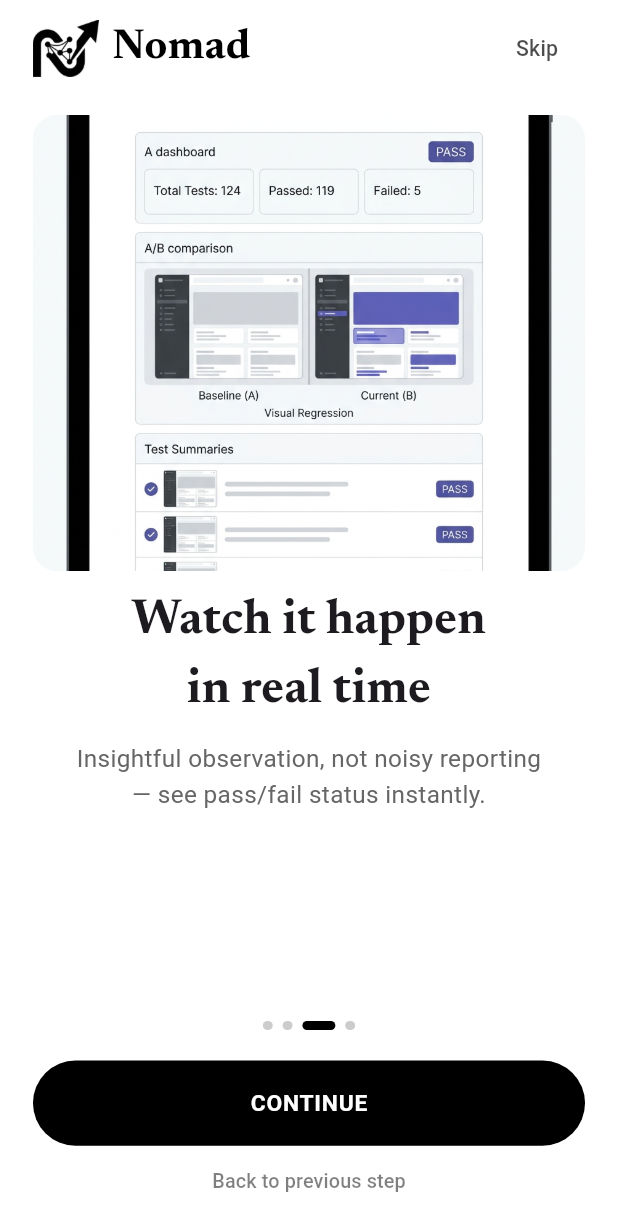
After one commit to Nomad-AI-Agent/test_agent_mobile, a Flutter app: the OnboardingScreen screen opened by its route, swiped to page 3, on a phone screen of 412 x 824 dp. The commit adds this screen. Shown: the top 1231 px of the screen. Run offline on Flutter 3.47's test engine with Material 3 defaults, Android fonts, the phone set to English and light mode, and no system bars; our stand-ins replace flutter_riverpod, flutter_screenutil, go_router, retrofit.

Commit message:
finish onboarding screen

```diff
--- a/analysis_options.yaml
+++ b/analysis_options.yaml
@@ -21,6 +21,9 @@ linter:
   # `// ignore_for_file: name_of_lint` syntax on the line or in the file
   # producing the lint.
   rules:
+    prefer_const_constructors: true
+    prefer_const_declarations: true
+    prefer_const_literals_to_create_immutables: true
     # avoid_print: false  # Uncomment to disable the `avoid_print` rule
     # prefer_single_quotes: true  # Uncomment to enable the `prefer_single_quotes` rule
 
--- a/lib/core/routing/routes.dart
+++ b/lib/core/routing/routes.dart
@@ -1,4 +1,5 @@
 class Routes{
   static const String welcomeScreen = '/welcome';
   static const String onboardingScreen = '/onboarding';
+  static const String loginScreen = '/login';
 }
--- a/lib/core/utils/app_assets.dart
+++ b/lib/core/utils/app_assets.dart
@@ -9,4 +9,20 @@ class Assets {
   /// Assets for assetsImagesLogoWhite
   /// assets/images/logo_white.png
   static const String assetsImagesLogoWhite = "assets/images/logo_white.png";
+
+  /// Assets for assetsImagesOnboarding1
+  /// assets/images/onboarding1.png
+  static const String assetsImagesOnboarding1 = "assets/images/onboarding1.png";
+
+  /// Assets for assetsImagesOnboarding2
+  /// assets/images/onboarding2.png
+  static const String assetsImagesOnboarding2 = "assets/images/onboarding2.png";
+
+  /// Assets for assetsImagesOnboarding3
+  /// assets/images/onboarding3.png
+  static const String assetsImagesOnboarding3 = "assets/images/onboarding3.png";
+
+  /// Assets for assetsImagesOnboarding4
+  /// assets/images/onboarding4.png
+  static const String assetsImagesOnboarding4 = "assets/images/onboarding4.png";
 }
--- /dev/null
+++ b/lib/features/onboarding/data/onboarding_page_model.dart
@@ -0,0 +1,11 @@
+class OnboardingPageModel {
+  final String image;
+  final String title;
+  final String subtitle;
+
+  const OnboardingPageModel({
+    required this.image,
+    required this.title,
+    required this.subtitle,
+  });
+}
--- /dev/null
+++ b/lib/features/onboarding/data/pages_list.dart
@@ -0,0 +1,28 @@
+import 'package:test_agent_mobile/core/utils/app_assets.dart';
+import 'package:test_agent_mobile/features/onboarding/data/onboarding_page_model.dart';
+
+const List<OnboardingPageModel> pages =  [
+    OnboardingPageModel(
+      image: Assets.assetsImagesOnboarding1,
+      title: 'No Configuration\nfiles or brittle\nselectors',
+      subtitle: 'Just give it the URL — Nomad\nexplores the rest.',
+    ),
+    OnboardingPageModel(
+      image: Assets.assetsImagesOnboarding2,
+      title: 'AI navigates your\nproduct like a real\nuser',
+      subtitle:
+          'Interprets interface context and validates\njourneys with the patience of a careful\nhuman tester.',
+    ),
+    OnboardingPageModel(
+      image: Assets.assetsImagesOnboarding3,
+      title: 'Watch it happen\nin real time',
+      subtitle:
+          'Insightful observation, not noisy reporting\n— see pass/fail status instantly.',
+    ),
+    OnboardingPageModel(
+      image: Assets.assetsImagesOnboarding4,
+      title: 'Detailed logs,\nscreenshots, and\nclear verdicts',
+      subtitle:
+          'Everything your team needs to\ntriage faster, without drowning in logs.',
+    ),
+  ];
--- a/lib/features/onboarding/presentation/onboarding_screen.dart
+++ b/lib/features/onboarding/presentation/onboarding_screen.dart
@@ -1,15 +1,145 @@
 import 'package:flutter/material.dart';
+import 'package:flutter_screenutil/flutter_screenutil.dart';
+import 'package:go_router/go_router.dart';
+import 'package:test_agent_mobile/core/routing/routes.dart';
 import 'package:test_agent_mobile/core/styles/app_colors.dart';
+import 'package:test_agent_mobile/features/onboarding/data/pages_list.dart';
+import 'package:test_agent_mobile/features/onboarding/presentation/widgets/logo_and_name.dart';
+import 'package:test_agent_mobile/features/onboarding/presentation/widgets/onboarding_dots_indicator.dart';
+import 'package:test_agent_mobile/features/onboarding/presentation/widgets/onboarding_items.dart';
 
-class OnboardingScreen extends StatelessWidget {
+class OnboardingScreen extends StatefulWidget {
   const OnboardingScreen({super.key});
+
+  @override
+  State<OnboardingScreen> createState() => _OnboardingScreenState();
+}
+
+class _OnboardingScreenState extends State<OnboardingScreen> {
+  final PageController _pageController = PageController();
+  int _currentPage = 0;
+
+
+
+  bool get _isLastPage => _currentPage == pages.length - 1;
+
+  void _onContinuePressed() {
+    if (_isLastPage) {
+      context.go(Routes.loginScreen);
+      return;
+    }
+    _pageController.nextPage(
+      duration: const Duration(milliseconds: 300),
+      curve: Curves.easeOut,
+    );
+  }
+
+  void _onSkipPressed() {
+    context.go(Routes.loginScreen);
+  }
+
+  @override
+  void dispose() {
+    _pageController.dispose();
+    super.dispose();
+  }
 
   @override
   Widget build(BuildContext context) {
     return Scaffold(
       backgroundColor: AppColorsLight.surface,
-      body: Column(
-
+      body: SafeArea(
+        child: Padding(
+          padding: EdgeInsets.symmetric(horizontal: 20.w),
+          child: Column(
+            children: [
+              SizedBox(height: 8.h),
+              Row(
+                children: [
+                  const LogoAndName(),
+                  const Spacer(),
+                  if (!_isLastPage)
+                    TextButton(
+                      onPressed: _onSkipPressed,
+                      child: Text(
+                        'Skip',
+                        style: TextStyle(
+                          fontSize: 14.sp,
+                          fontWeight: FontWeight.w500,
+                          color: AppColorsLight.textSecondary,
+                        ),
+                      ),
+                    ),
+                ],
+              ),
+              Expanded(
+                child: PageView.builder(
+                  controller: _pageController,
+                  itemCount:pages.length,
+                  onPageChanged: (index) {
+                    setState(() => _currentPage = index);
+                  },
+                  itemBuilder: (context, index) {
+                    return SingleChildScrollView(
+                      physics: const NeverScrollableScrollPhysics(),
+                      child: Padding(
+                        padding: EdgeInsets.only(top: 20.h),
+                        child: OnboardingItems(data: pages[index]),
+                      ),
+                    );
+                  },
+                ),
+              ),
+              OnboardingDotsIndicator(
+                count: pages.length,
+                currentIndex: _currentPage,
+              ),
+              SizedBox(height: 20.h),
+              SizedBox(
+                width: double.infinity,
+                height: 56.h,
+                child: ElevatedButton(
+                  onPressed: _onContinuePressed,
+                  style: ElevatedButton.styleFrom(
+                    backgroundColor: AppColorsLight.primary,
+                    foregroundColor: AppColorsLight.surface,
+                    elevation: 0,
+                    shape: RoundedRectangleBorder(
+                      borderRadius: BorderRadius.circular(28.r),
+                    ),
+                  ),
+                  child: Text(
+                    _isLastPage ? 'GET STARTED' : 'CONTINUE',
+                    style: TextStyle(
+                      fontSize: 15.sp,
+                      fontWeight: FontWeight.w600,
+                      letterSpacing: 0.5,
+                    ),
+                  ),
+                ),
+              ),
+              if (_currentPage > 0)
+                TextButton(
+                  onPressed: () {
+                    _pageController.previousPage(
+                      duration: const Duration(milliseconds: 300),
+                      curve: Curves.easeOut,
+                    );
+                  },
+                  child: Text(
+                    'Back to previous step',
+                    style: TextStyle(
+                      fontSize: 13.sp,
+                      color: AppColorsLight.textMuted,
+                    ),
+                  ),
+                )
+              else
+                SizedBox(height: 36.h),
+              SizedBox(height: 12.h),
+            ],
+          ),
+        ),
       ),
     );
   }
--- /dev/null
+++ b/lib/features/onboarding/presentation/widgets/logo_and_name.dart
@@ -0,0 +1,27 @@
+import 'package:flutter/material.dart';
+import 'package:flutter_screenutil/flutter_screenutil.dart';
+import 'package:test_agent_mobile/core/styles/app_text_sizes.dart';
+import 'package:test_agent_mobile/core/utils/app_assets.dart';
+
+class LogoAndName extends StatelessWidget {
+  const LogoAndName({super.key});
+
+  @override
+  Widget build(BuildContext context) {
+    return Row(
+      children: [
+        Image.asset(Assets.assetsImagesLogoWhite, width: 40.w, height: 40.h),
+        SizedBox(width: 8.w),
+        Text(
+          'Nomad',
+          style: TextStyle(
+            fontFamily: 'Newsreader',
+            fontSize: AppTextSizes.xxl.sp,
+            fontWeight: FontWeight.w700,
+            color: Colors.black,
+          ),
+        ),
+      ],
+    );
+  }
+}
--- /dev/null
+++ b/lib/features/onboarding/presentation/widgets/onboarding_dots_indicator.dart
@@ -0,0 +1,36 @@
+import 'package:flutter/material.dart';
+import 'package:flutter_screenutil/flutter_screenutil.dart';
+import 'package:test_agent_mobile/core/styles/app_colors.dart';
+
+class OnboardingDotsIndicator extends StatelessWidget {
+  final int count;
+  final int currentIndex;
+
+  const OnboardingDotsIndicator({
+    super.key,
+    required this.count,
+    required this.currentIndex,
+  });
+
+  @override
+  Widget build(BuildContext context) {
+    return Row(
+      mainAxisAlignment: MainAxisAlignment.center,
+      children: List.generate(count, (index) {
+        final bool isActive = index == currentIndex;
+        return AnimatedContainer(
+          duration: const Duration(milliseconds: 250),
+          margin: EdgeInsets.symmetric(horizontal: 3.w),
+          width: isActive ? 20.w : 6.w,
+          height: 6.h,
+          decoration: BoxDecoration(
+            color: isActive
+                ? AppColorsLight.primary
+                : AppColorsLight.outlineVariant,
+            borderRadius: BorderRadius.circular(99.r),
+          ),
+        );
+      }),
+    );
+  }
+}
--- /dev/null
+++ b/lib/features/onboarding/presentation/widgets/onboarding_items.dart
@@ -0,0 +1,48 @@
+import 'package:flutter/material.dart';
+import 'package:flutter_screenutil/flutter_screenutil.dart';
+import 'package:test_agent_mobile/core/styles/app_colors.dart';
+import 'package:test_agent_mobile/features/onboarding/data/onboarding_page_model.dart';
+
+class OnboardingItems extends StatelessWidget {
+  final OnboardingPageModel data;
+
+  const OnboardingItems({super.key, required this.data});
+
+  @override
+  Widget build(BuildContext context) {
+    return Column(
+      children: [
+        ClipRRect(
+          borderRadius: BorderRadius.circular(16.r),
+          child: Image.asset(
+            data.image,
+            width: double.maxFinite,
+            height: 300.h,
+            fit: BoxFit.cover,
+          ),
+        ),
+        SizedBox(height: 10.h),
+        Text(
+          data.title,
+          style: TextStyle(
+            fontSize: 32.sp,
+            fontWeight: FontWeight.bold,
+            fontFamily: "Newsreader",
+          ),
+          textAlign: TextAlign.center,
+        ),
+        SizedBox(height: 10.h),
+        Text(
+          data.subtitle,
+          style: TextStyle(
+            fontSize: 16.sp,
+            fontWeight: FontWeight.w400,
+            height: 1.5,
+            color: AppColorsDark.primaryFixed,
+          ),
+          textAlign: TextAlign.center,
+        ),
+      ],
+    );
+  }
+}
--- a/lib/features/welcome/presentation/welcome_screen.dart
+++ b/lib/features/welcome/presentation/welcome_screen.dart
@@ -43,11 +43,11 @@ class _WelcomeScreenState extends State<WelcomeScreen>
       decoration: BoxDecoration(
         color: AppColorsLight.surface,
         borderRadius: BorderRadius.circular(16.r),
-        boxShadow: [
+        boxShadow:const [
           BoxShadow(
-            color: Colors.black.withOpacity(0.08),
+            color: Colors.black,
             blurRadius: 20,
-            offset: const Offset(0, 8),
+            offset:  Offset(0, 8),
           ),
         ],
       ),
--- a/pubspec.yaml
+++ b/pubspec.yaml
@@ -33,6 +33,8 @@ dependencies:
   dio: ^5.9.2
   flutter:
     sdk: flutter
+  flutter_launcher_icons: ^0.14.4
+  flutter_native_splash: ^2.4.7
   flutter_riverpod: ^3.3.1
   flutter_screenutil: ^5.9.3
   freezed: ^3.0.0
```
Also changed, not shown: assets/images/onboarding1.png (added), assets/images/onboarding2.png (added), assets/images/onboarding3.png (added), assets/images/onboarding4.png (added), pubspec.lock, 1 other file.
